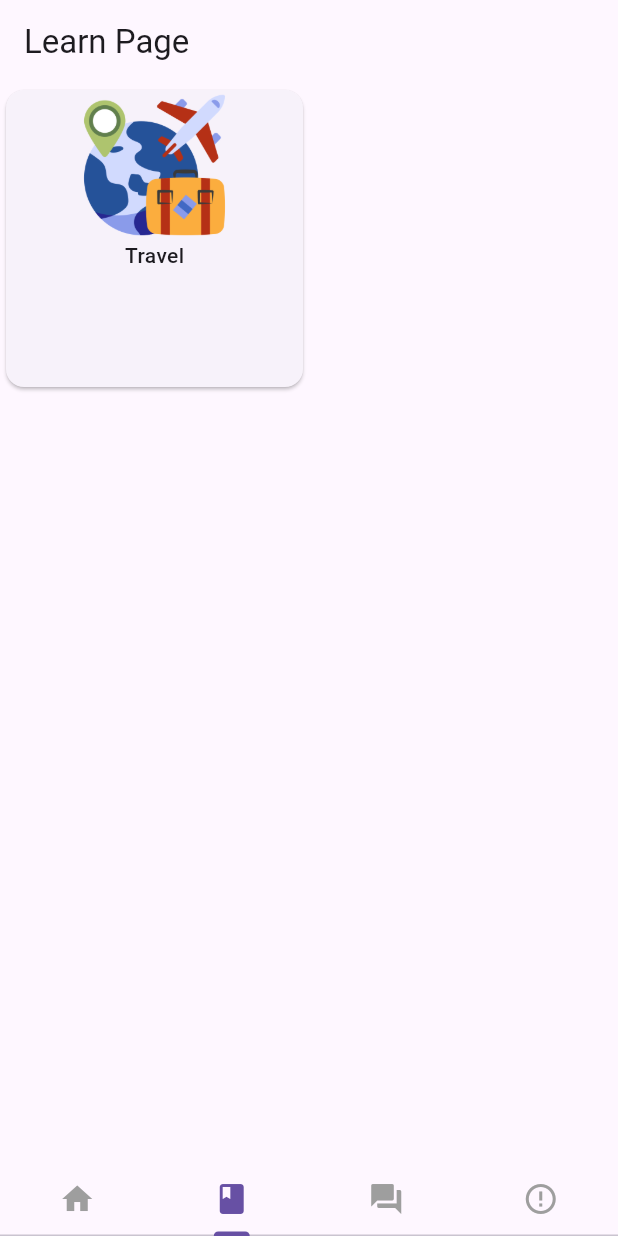
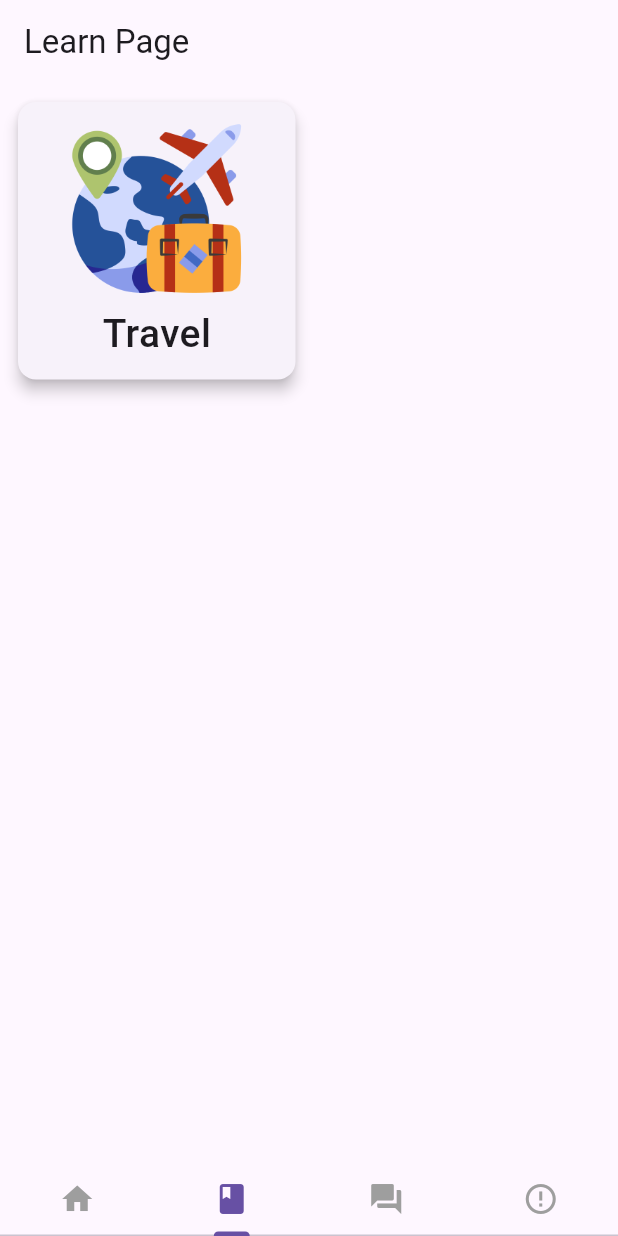
Before and after one commit to nam9nine/english_word_app, a Flutter app: the screen it shows after launch, item 2 of the bottom bar chosen, on a phone screen of 412 x 824 dp. Run offline on Flutter 3.47's test engine with Material 3 defaults, Android fonts, the light colour scheme and no system bars; our stand-ins replace carousel_slider, sqflite; accounts and stored records are empty; Roboto replaces fonts that are missing (Pretendard).

Commit message:
Create Learning Page - Category : Travel

```diff
--- a/lib/repository/word-repository.dart
+++ b/lib/repository/word-repository.dart
@@ -24,8 +24,7 @@ class WordRepository {
 
   Future<void> deleteDatabaseFile() async {
     var databasesPath = await getDatabasesPath();
-    String path = join(databasesPath, 'words.db'); // 'your_database_name.db'을 실제 데이터베이스 이름으로 변경
-    // 데이터베이스 파일 삭제
+    String path = join(databasesPath, 'words.db');
     await deleteDatabase(path);
   }
 }
--- a/lib/views/learning_page/learning-main.page.dart
+++ b/lib/views/learning_page/learning-main.page.dart
@@ -2,7 +2,7 @@ import 'package:english_world/views/learning_page/learning-travel.page.dart';
 import 'package:flutter/material.dart';
 import '../../repository/word-repository.dart';
 
-class LearnPage extends StatefulWidget  {
+class LearnPage extends StatefulWidget {
   final WordRepository repository;
   const LearnPage({super.key, required this.repository});
 
@@ -11,41 +11,63 @@ class LearnPage extends StatefulWidget  {
     return _LearnPage();
   }
 }
+
 class _LearnPage extends State<LearnPage> {
   @override
   Widget build(BuildContext context) {
     return Scaffold(
       appBar: AppBar(
-            title: const Text('Learn Page')
+        title: const Text('Learn Page'),
       ),
       body: Container(
+        padding: const EdgeInsets.all(8), // Adds padding around the grid
         child: GridView.count(
           crossAxisCount: 2,
+          crossAxisSpacing: 10, // Horizontal space between cards
+          mainAxisSpacing: 10, // Vertical space between cards
           children: <Widget>[
             GestureDetector(
-                          child : Card(
-                            child : Column(
+              child: Card(
+                elevation: 4, // Adds a subtle shadow to each card
+                shape: RoundedRectangleBorder(borderRadius: BorderRadius.circular(12)), // Rounded corners
+                child: Column(
+                  mainAxisAlignment: MainAxisAlignment.center, // Centers the content vertically
                   children: <Widget>[
-                                Image.asset(
+
+                    // Makes the image expand to fill the card height
+                    Padding(
+                        padding: const EdgeInsets.only(top : 2.0, bottom: 2.0),
+                        child : Image.asset(
                           'assets/images/travel_icon.png',
-                                  width : 100,
-                                  height : 100,
-                                  fit : BoxFit.contain,
+                          width: 120,
+                          height: 120,// Makes the image expand to fill the card width
+                          fit: BoxFit.contain, // Covers the area without stretching the image
                         ),
-                                const Text('Travel', style: TextStyle(
+                    ),
+                    const Padding(
+                      padding: EdgeInsets.only(top: 3.0, bottom: 3.0), // Padding around the text
+                      child: Text(
+                        'Travel',
+                        style: TextStyle(
+                          fontSize: 26,
                           fontFamily: "Pretendard",
                           fontWeight: FontWeight.w500,
-                                ),),
+                        ),
+                      ),
+                    ),
                   ],
-                            )
+                ),
               ),
               onTap: () {
-                            Navigator.push(context, MaterialPageRoute(builder : (context)=> TravelWordPage(repository : widget.repository)));
-                          }
-                        )
-                      ]
+                Navigator.push(
+                  context,
+                  MaterialPageRoute(builder: (context) => TravelWordPage(repository: widget.repository)),
+                );
+              },
             ),
-                )
+          ],
+        ),
+      ),
     );
   }
 }
--- a/lib/views/quiz_page/quiz-main.page.dart
+++ b/lib/views/quiz_page/quiz-main.page.dart
@@ -4,7 +4,6 @@ import 'package:flutter/material.dart';
 
 import '../../model/category-word.model.dart';
 import '../../repository/word-repository.dart';
-import '../../widget/carousel_slider.dart';
 
 class QuizPage extends StatefulWidget  {
   final WordRepository repository;
--- /dev/null
+++ b/lib/widget/category_card.dart
@@ -0,0 +1,5 @@
+import 'package:flutter/cupertino.dart';
+
+class CategoryCard extends StatelessWidget{
+
+}
```
Also changed, not shown: lib/widget/carousel_slider.dart (+80 -22 lines). Lines whose indentation alone changed are shown as unchanged.
